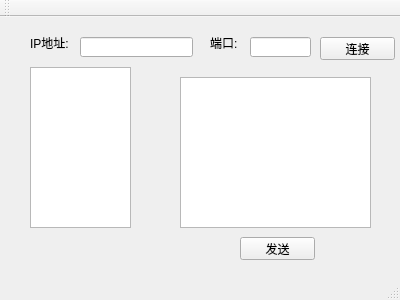
Above: homework1/Tcptest_client/mainwindow.ui from brocoszhao/Network-Programming-homework before the change. Below: the same form after it.
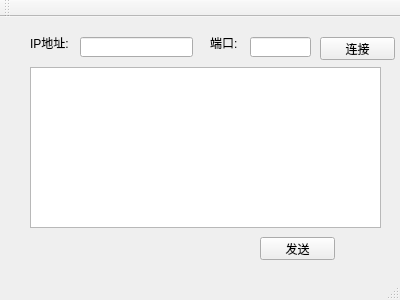
That is the form after the change.

```diff
--- a/homework1/Tcptest_client/mainwindow.ui
+++ b/homework1/Tcptest_client/mainwindow.ui
@@ -78,25 +78,15 @@
      <rect>
       <x>30</x>
       <y>50</y>
-      <width>101</width>
+      <width>351</width>
       <height>161</height>
      </rect>
     </property>
    </widget>
-   <widget class="QTextEdit" name="textEdit_Send">
-    <property name="geometry">
-     <rect>
-      <x>180</x>
-      <y>60</y>
-      <width>191</width>
-      <height>151</height>
-     </rect>
-    </property>
-   </widget>
    <widget class="QPushButton" name="pushButton_Send">
     <property name="geometry">
      <rect>
-      <x>240</x>
+      <x>260</x>
       <y>220</y>
       <width>75</width>
       <height>23</height>
```
